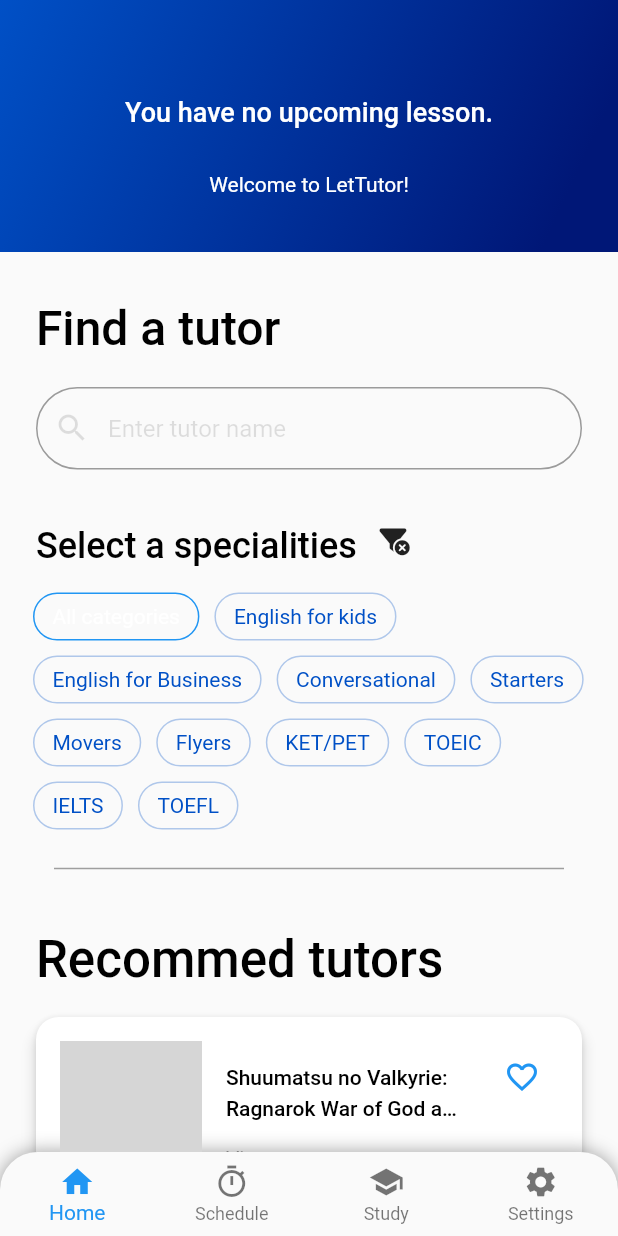
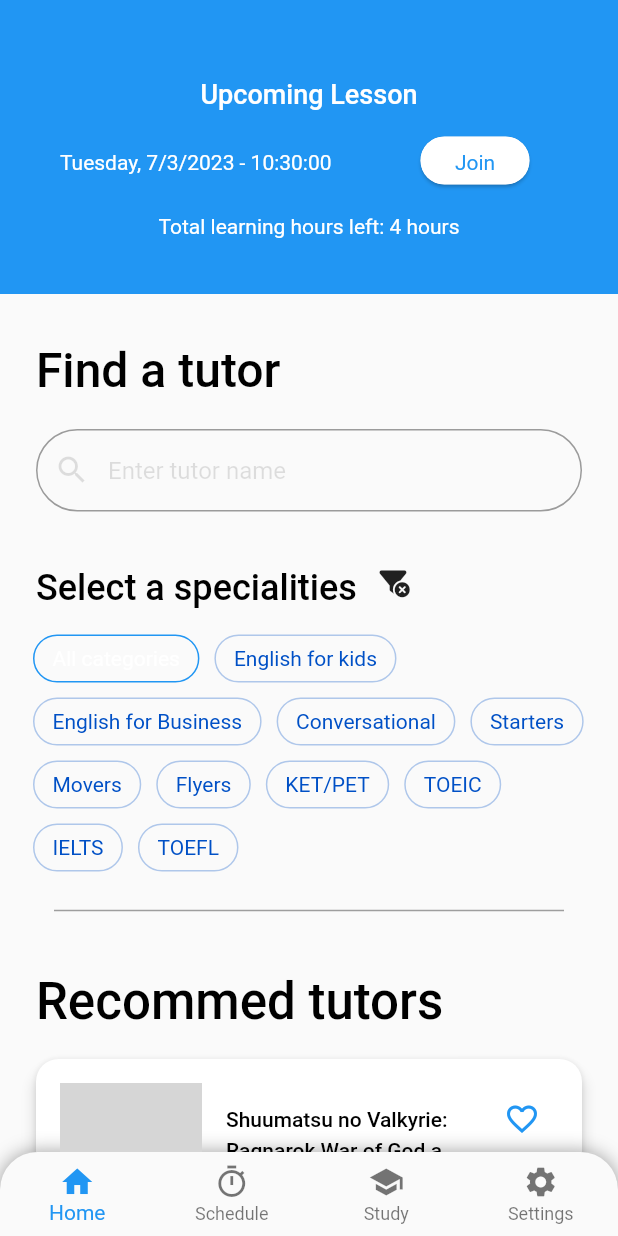
Before and after one commit to nnpanh/advanced-mobile-lettutor, a Flutter app: the HomePage screen opened by its route, on a phone screen of 412 x 824 dp. Run offline on Flutter 3.47's test engine with Material 2 defaults, Android fonts, the phone set to English and light mode, and no system bars; drawn by our look-alikes of chips_choice; our stand-ins replace animated_splash_screen, country_picker, flutter_rating_bar, font_awesome_flutter, page_transition and 1 more; missing offline and left inert: dart:ffi; network calls fail; grey boxes are pictures that could not be loaded.

Commit message:
learning page update

```diff
--- a/lib/config/router.dart
+++ b/lib/config/router.dart
@@ -3,7 +3,7 @@ import 'package:lettutor/config/router_arguments.dart';
 import 'package:lettutor/view/authentication/forgot_pass_page.dart';
 import 'package:lettutor/view/authentication/login_page.dart';
 import 'package:lettutor/view/authentication/sign_up_page.dart';
-import 'package:lettutor/view/schedule/history_page.dart';
+import 'package:lettutor/view/schedule/learning_history_page.dart';
 import 'package:lettutor/view/settings/account_page.dart';
 import 'package:lettutor/view/settings/become_tutor_page.dart';
 import 'package:lettutor/view/settings/settings_page.dart';
@@ -99,7 +99,7 @@ class MyRouter {
       case schedule:
         return successRoute(const SchedulePage(), settings);
       case learningHistory:
-        return successRoute(const HistoryPage(), settings);
+        return successRoute(const LearningHistoryPage(), settings);
       // case analysis:
       //   return successRoute(const AnalysisPage(), settings);
       //Settings
--- a/lib/const/const_value.dart
+++ b/lib/const/const_value.dart
@@ -8,6 +8,7 @@ class ImagesPath {
   static const error = "assets/images/error_mascot.png";
   static const thanks = "assets/images/thanks.png";
   static const video = "assets/images/video.jpg";
+  static const calendar = "assets/images/calendar.png";
 }
 
 class ConstValue {
--- a/lib/utils/utils.dart
+++ b/lib/utils/utils.dart
@@ -99,7 +99,7 @@ void pushUntilLogin(BuildContext context) {
 
 List<LessonModel> generateLessons() {
   List<LessonModel> lessons = [];
-  var sampleLesson = LessonModel('Kimetsu no Yaiba','Shuumatsu no Valkyrie', DateTime.now(), DateTime.now().add(const Duration(hours:1)), "https://i.imgur.com/M8p5g08_d.webp?maxwidth=760&fidelity=grand", "I will leave before the lessson ends about 5mins");
+  var sampleLesson = LessonModel('Kimetsu no Yaiba','Shuumatsu no Valkyrie', DateTime.now(), DateTime.now().add(const Duration(hours:1)), "https://i.imgur.com/M8p5g08_d.webp?maxwidth=760&fidelity=grand", "Good");
   var sampleLesson2 = LessonModel('Shuumatsu no Valkyrie: Ragnarok War of God and Humans','Kain', DateTime.now(),DateTime.now().add(const Duration(hours:1)), "https://www.linkpicture.com/q/306931717_180342937860292_6628553018679771531_n.jpg",null);
   for (var i = 5; i >= 1; i--) {
     lessons.add(sampleLesson);
--- a/lib/view/home_page.dart
+++ b/lib/view/home_page.dart
@@ -1,6 +1,7 @@
 import 'package:chips_choice/chips_choice.dart';
 import 'package:flutter/material.dart';
 import 'package:font_awesome_flutter/font_awesome_flutter.dart';
+import 'package:lettutor/view/common_widgets/chip_button.dart';
 import 'package:lettutor/view/tutors/widgets/tutor_card.dart';
 import 'package:lettutor/utils/default_style.dart';
 
@@ -46,28 +47,54 @@ class _HomePageState extends State<HomePage> {
           crossAxisAlignment: CrossAxisAlignment.start,
           children: [
             Container(
-                padding: const EdgeInsets.fromLTRB(24, 60, 24, 36),
+                padding: const EdgeInsets.fromLTRB(24, 48, 24, 36),
                 width: double.infinity,
-                decoration: BoxDecoration(
-                    gradient: LinearGradient(
-                        colors: [CustomColor.shadowBlue, CustomColor.darkBlue],
-                        begin: Alignment.topLeft,
-                        end: const Alignment(0.75, 1))),
+                color: Colors.blue,
                 child: Column(
                   mainAxisAlignment: MainAxisAlignment.start,
                   children: [
                     Text(
-                      'You have no upcoming lesson.',
+                      'Upcoming Lesson',
                       style: bodyLargeBold(context)
                           ?.copyWith(color: Colors.white, fontSize: 18),
                     ),
                     const SizedBox(
-                      height: 24,
+                      height: 8,
+                    ),
+                    Container(
+                      padding: const EdgeInsets.symmetric(horizontal: 16),
+                      child: Row(
+                        mainAxisAlignment: MainAxisAlignment.center,
+                        crossAxisAlignment: CrossAxisAlignment.center,
+                        children: [
+                          Expanded(
+                            flex: 2,
+                            child: Text(
+                              getDateString(DateTime.now(), TimeFormat.getDateAndTime),
+                              style: bodyLarge(context)?.copyWith(color: Colors.white),
+                            ),
+                          ),
+                          Expanded(
+                              flex: 1,
+                              child: Container(
+                                // alignment: Alignment.centerLeft,
+                                child: ChipButton(
+                                  callback: () {},
+                                  title: '  Join  ',
+                                  hasIcon: false,
+                                  chipType: ButtonType.filledWhiteButton,
+                                ),
+                              ))
+                        ],
+                      ),
+                    ),
+                    const SizedBox(
+                      height: 8,
                     ),
                     Text(
-                      'Welcome to LetTutor!',
+                      'Total learning hours left: 4 hours',
                       style: bodyLarge(context)?.copyWith(color: Colors.white),
-                    )
+                    ),
                   ],
                 )),
             Container(
--- a/lib/view/schedule/widgets/lesson_card.dart
+++ b/lib/view/schedule/widgets/lesson_card.dart
@@ -144,9 +144,9 @@ class LessonCardState extends State<LessonCard> {
   String displayNote(){
     String? notes = widget.lessonData.lessonNotes;
     if (notes==null) {
-      return "This lesson has no notes.";
+      return "This lesson has no review from tutor.";
     } else {
-      return "Notes: $notes";
+      return "Review from tutor: $notes";
     }
   }
 }
```
Also changed, not shown: lib/view/schedule/learning_history_page.dart (renamed from lib/view/schedule/history_page.dart, +4 -4 lines), lib/view/schedule/schedule_page.dart (+14 -46 lines), assets/images/calendar.png (added).
